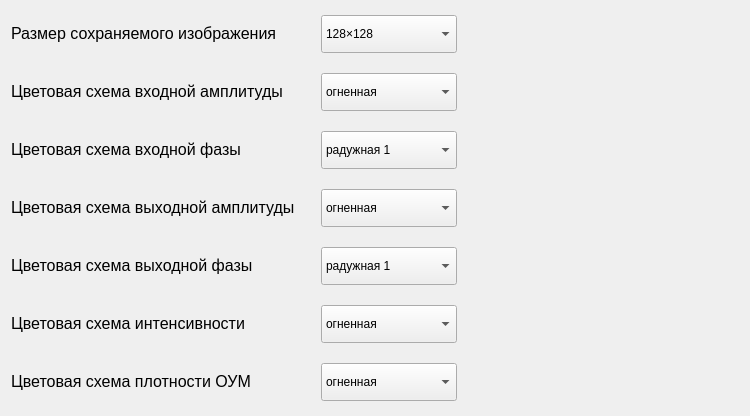
The window that settings.ui (Laufinsconsca/vortex-processing) describes before a commit, drawn with Qt 5.
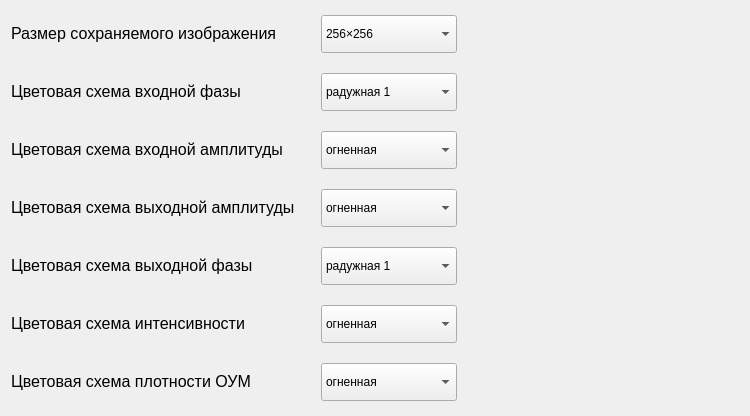
The same window after the commit. Icons and pictures are not drawn.

The edit to the form file:
```diff
--- a/settings.ui
+++ b/settings.ui
@@ -148,7 +148,7 @@
      </property>
     </widget>
    </item>
-   <item row="4" column="0">
+   <item row="2" column="0">
     <widget class="QLabel" name="label_4">
      <property name="text">
       <string>&lt;html&gt;&lt;head/&gt;&lt;body&gt;&lt;p&gt;&lt;span style=&quot; font-size:12pt;&quot;&gt;Цветовая схема входной фазы&lt;/span&gt;&lt;/p&gt;&lt;/body&gt;&lt;/html&gt;</string>
@@ -204,7 +204,7 @@
      </property>
     </spacer>
    </item>
-   <item row="4" column="4">
+   <item row="2" column="4">
     <widget class="QLabel" name="in_phase_color_scheme_label">
      <property name="minimumSize">
       <size>
@@ -255,7 +255,7 @@
      </property>
     </spacer>
    </item>
-   <item row="2" column="2">
+   <item row="4" column="2">
     <widget class="QComboBox" name="in_amplitude_color_scheme_combo_box">
      <property name="sizePolicy">
       <sizepolicy hsizetype="Preferred" vsizetype="Preferred">
@@ -421,7 +421,7 @@
      </item>
     </widget>
    </item>
-   <item row="4" column="2">
+   <item row="2" column="2">
     <widget class="QComboBox" name="in_phase_color_scheme_combo_box">
      <property name="sizePolicy">
       <sizepolicy hsizetype="Preferred" vsizetype="Preferred">
@@ -504,7 +504,7 @@
      </item>
     </widget>
    </item>
-   <item row="2" column="4">
+   <item row="4" column="4">
     <widget class="QLabel" name="in_amplitude_color_scheme_label">
      <property name="minimumSize">
       <size>
@@ -747,7 +747,7 @@
      </property>
     </spacer>
    </item>
-   <item row="2" column="0">
+   <item row="4" column="0">
     <widget class="QLabel" name="label_3">
      <property name="text">
       <string>&lt;html&gt;&lt;head/&gt;&lt;body&gt;&lt;p&gt;&lt;span style=&quot; font-size:12pt;&quot;&gt;Цветовая схема входной амплитуды&lt;/span&gt;&lt;/p&gt;&lt;/body&gt;&lt;/html&gt;</string>
@@ -849,7 +849,7 @@
       </size>
      </property>
      <property name="currentIndex">
-      <number>0</number>
+      <number>1</number>
      </property>
      <item>
       <property name="text">
```
